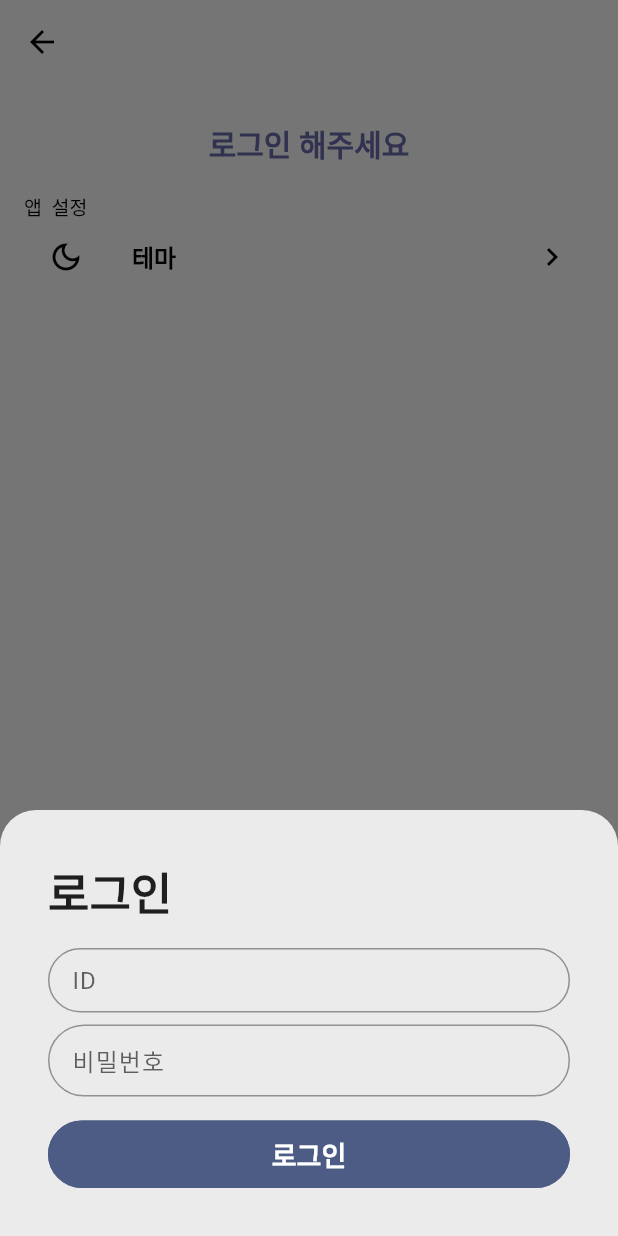
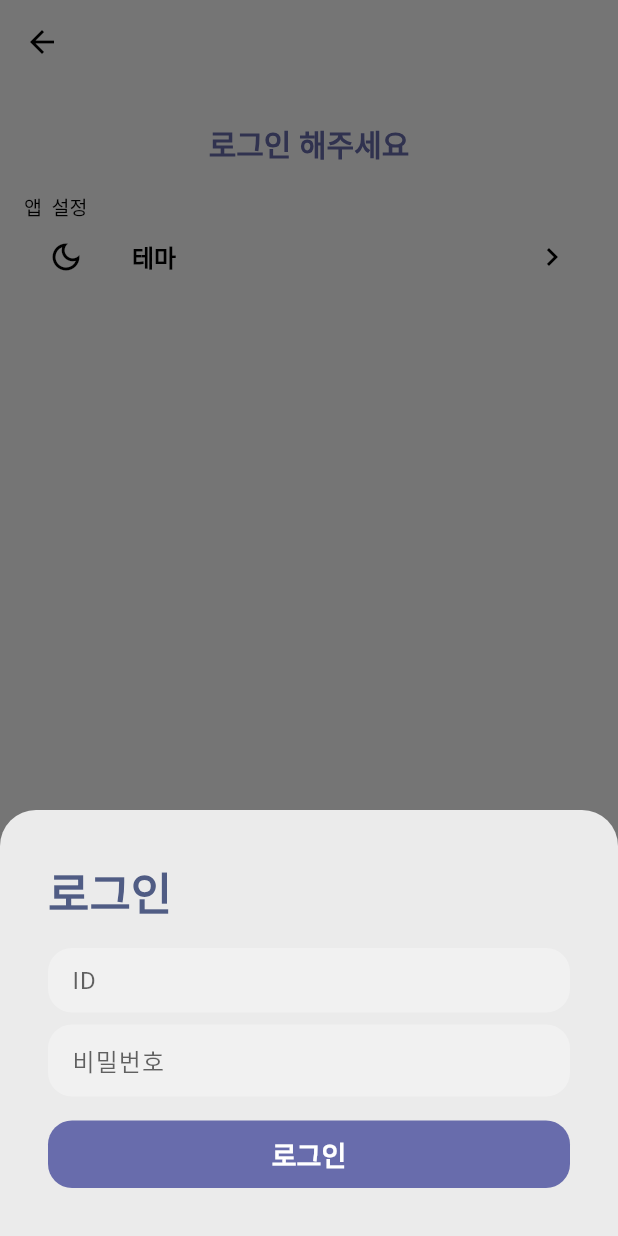
Before and after one commit to alienatiz/meeco_app, a Flutter app: the UserPage screen opened by its route, after a tap on "로그인 해주세요", on a phone screen of 412 x 824 dp. Run offline on Flutter 3.47's test engine with Material 2 defaults, Android fonts, the phone set to English and light mode, and no system bars; our stand-ins replace flutter_html, pull_to_refresh; network calls fail.

Commit message:
LogInForm 분리

```diff
--- a/lib/widgets/log_in_form.dart
+++ b/lib/widgets/log_in_form.dart
@@ -1,5 +1,6 @@
 import 'package:flutter/material.dart';
 import 'package:meeco_app/backend/api_provider.dart';
+import 'package:meeco_app/constants.dart';
 import 'package:provider/provider.dart';
 
 class LogInForm extends StatefulWidget {
@@ -23,11 +24,12 @@ class _LogInFormState extends State<LogInForm> {
         mainAxisSize: MainAxisSize.min,
         crossAxisAlignment: CrossAxisAlignment.start,
         children: [
-          const Text(
+          Text(
             '로그인',
             style: TextStyle(
               fontSize: 30.0,
               fontWeight: FontWeight.w800,
+              color: Theme.of(context).primaryColor,
             ),
           ),
           const SizedBox(height: 16),
@@ -36,55 +38,15 @@ class _LogInFormState extends State<LogInForm> {
                 bottom: MediaQuery.of(context).viewInsets.bottom),
             child: Column(
               children: [
-                TextField(
+                LogInTextField(
                   controller: idController,
-                  cursorColor: Colors.black,
-                  style: const TextStyle(
-                    fontSize: 16.0,
-                    letterSpacing: 0.7,
-                  ),
-                  decoration: InputDecoration(
-                    isDense: true,
-                    hintText: 'ID',
-                    border: OutlineInputBorder(
-                      borderRadius: BorderRadius.circular(40.0),
-                      borderSide: const BorderSide(color: Colors.black54),
-                    ),
-                    focusedBorder: OutlineInputBorder(
-                      borderSide: const BorderSide(color: Colors.black),
-                      borderRadius: BorderRadius.circular(40.0),
-                    ),
-                    contentPadding: const EdgeInsets.symmetric(
-                      horizontal: 16,
-                      vertical: 12,
-                    ),
-                  ),
+                  hintText: 'ID',
                 ),
                 const SizedBox(height: 8),
-                TextField(
+                LogInTextField(
                   controller: pwController,
-                  cursorColor: Colors.black,
                   obscureText: true,
-                  style: const TextStyle(
-                    fontSize: 16.0,
-                    letterSpacing: 0.7,
-                  ),
-                  decoration: InputDecoration(
-                    isDense: true,
-                    hintText: '비밀번호',
-                    border: OutlineInputBorder(
-                      borderRadius: BorderRadius.circular(40.0),
-                      borderSide: const BorderSide(color: Colors.black54),
-                    ),
-                    focusedBorder: OutlineInputBorder(
-                      borderSide: const BorderSide(color: Colors.black),
-                      borderRadius: BorderRadius.circular(40.0),
-                    ),
-                    contentPadding: const EdgeInsets.symmetric(
-                      horizontal: 16,
-                      vertical: 12,
-                    ),
-                  ),
+                  hintText: '비밀번호',
                 ),
                 const SizedBox(height: 16),
                 SizedBox(
@@ -94,17 +56,13 @@ class _LogInFormState extends State<LogInForm> {
                       style: ButtonStyle(
                         backgroundColor: MaterialStateProperty.all<Color>(
                           apiProvider.loading
-                              ? Colors.grey
-                              : const Color(0xff4c5c84),
+                              ? bgTextFieldDark
+                              : secondaryColor,
                         ),
                         shape:
-                        MaterialStateProperty.all<RoundedRectangleBorder>(
+                            MaterialStateProperty.all<RoundedRectangleBorder>(
                           RoundedRectangleBorder(
-                            borderRadius: BorderRadius.circular(40.0),
-                            side: BorderSide(
-                                color: apiProvider.loading
-                                    ? Colors.grey
-                                    : const Color(0xff4c5c84)),
+                            borderRadius: BorderRadius.circular(16.0),
                           ),
                         ),
                       ),
@@ -112,7 +70,7 @@ class _LogInFormState extends State<LogInForm> {
                         if (!apiProvider.loading) {
                           FocusManager.instance.primaryFocus?.unfocus();
                           await apiProvider.logIn(
-                              idController.text, pwController.text);
+                              id: idController.text, pw: pwController.text);
                         }
                         if (apiProvider.isLoggedIn && !apiProvider.loading) {
                           Navigator.pop(context);
@@ -135,3 +93,42 @@ class _LogInFormState extends State<LogInForm> {
     );
   }
 }
+
+class LogInTextField extends StatelessWidget {
+  final TextEditingController? controller;
+  final bool obscureText;
+  final String? hintText;
+
+  const LogInTextField(
+      {Key? key, this.controller, this.obscureText = false, this.hintText})
+      : super(key: key);
+
+  @override
+  Widget build(BuildContext context) {
+    return TextField(
+      controller: controller,
+      obscureText: obscureText,
+      style: const TextStyle(
+        fontSize: 16.0,
+        letterSpacing: 0.7,
+      ),
+      cursorColor: Theme.of(context).focusColor,
+      decoration: InputDecoration(
+        filled: true,
+        fillColor: Colors.white30,
+        isDense: true,
+        hintText: hintText,
+        focusedBorder: UnderlineInputBorder(
+          borderRadius: BorderRadius.circular(16.0),
+          borderSide: BorderSide.none,
+        ),
+        enabledBorder: UnderlineInputBorder(
+          borderRadius: BorderRadius.circular(16.0),
+          borderSide: BorderSide.none,
+        ),
+        contentPadding:
+            const EdgeInsets.symmetric(horizontal: 16, vertical: 12),
+      ),
+    );
+  }
+}
```
